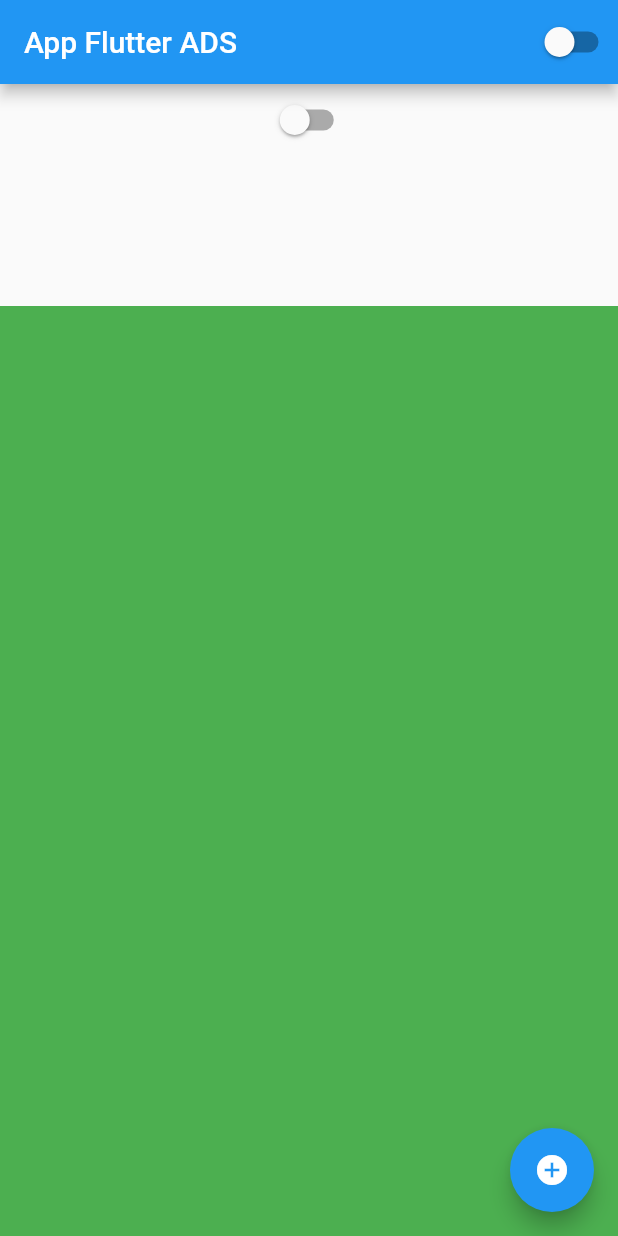
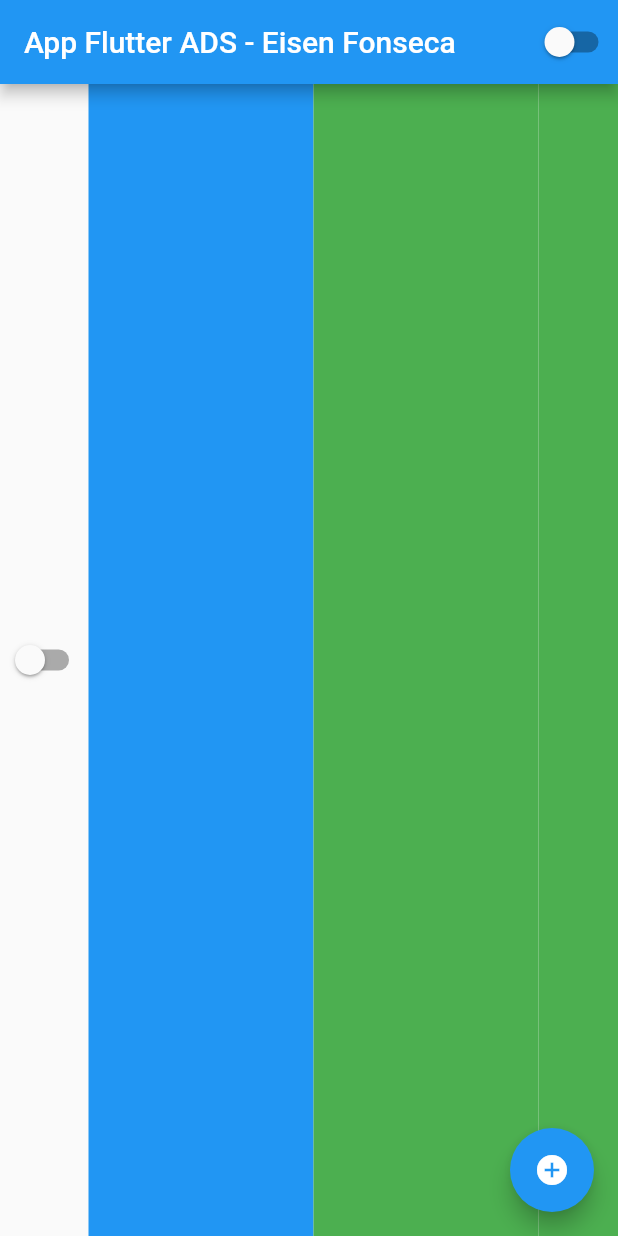
Before and after one commit to EisenGFonseca/Desenvolvimento-para-Dispositivos-M-veis, a Flutter app: the screen it shows after launch, on a phone screen of 412 x 824 dp. Run offline on Flutter 3.47's test engine with Material 2 defaults, Android fonts, the phone set to English and light mode, and no system bars.

Commit message:
Aula 1.11.1 ListView  scrollDirection
Aula 1.11.1 ListView  scrollDirection

```diff
--- a/Curso na pratica/ola_mundo/lib/home_page.dart
+++ b/Curso na pratica/ola_mundo/lib/home_page.dart
@@ -18,7 +18,7 @@ class HomePageState extends State<HomePage> {
     return Scaffold(
       appBar: AppBar(
         title: Text(
-          "App Flutter ADS",
+          "App Flutter ADS - Eisen Fonseca",
         ),
         actions: [CustomSwitch()],
       ),
@@ -26,6 +26,7 @@ class HomePageState extends State<HomePage> {
         width: double.infinity,
         height: double.infinity,
         child: ListView(
+          scrollDirection: Axis.horizontal,
           children: [
             Center(child: CustomSwitch()),
             Container(
@@ -33,197 +34,197 @@ class HomePageState extends State<HomePage> {
             ),
             Container(
               width: 150,
-              height: 50,
+              height: 150,
+              color: Colors.blue,
+            ),
+            Container(
+              width: 150,
+              height: 150,
               color: Colors.green,
             ),
             Container(
               width: 150,
-              height: 50,
+              height: 150,
               color: Colors.green,
             ),
             Container(
               width: 150,
-              height: 50,
+              height: 150,
               color: Colors.green,
             ),
             Container(
               width: 150,
-              height: 50,
+              height: 150,
               color: Colors.green,
             ),
             Container(
               width: 150,
-              height: 50,
+              height: 150,
               color: Colors.green,
             ),
             Container(
               width: 150,
-              height: 50,
+              height: 150,
               color: Colors.green,
             ),
             Container(
               width: 150,
-              height: 50,
+              height: 150,
               color: Colors.green,
             ),
             Container(
               width: 150,
-              height: 50,
+              height: 150,
               color: Colors.green,
             ),
             Container(
               width: 150,
-              height: 50,
+              height: 150,
               color: Colors.green,
             ),
             Container(
               width: 150,
-              height: 50,
+              height: 150,
               color: Colors.green,
             ),
             Container(
               width: 150,
-              height: 50,
+              height: 150,
               color: Colors.green,
             ),
             Container(
               width: 150,
-              height: 50,
+              height: 150,
               color: Colors.green,
             ),
             Container(
               width: 150,
-              height: 50,
+              height: 150,
               color: Colors.green,
             ),
             Container(
               width: 150,
-              height: 50,
+              height: 150,
               color: Colors.green,
             ),
             Container(
               width: 150,
-              height: 50,
+              height: 150,
               color: Colors.green,
             ),
             Container(
               width: 150,
-              height: 50,
+              height: 150,
               color: Colors.green,
             ),
             Container(
               width: 150,
-              height: 50,
+              height: 150,
               color: Colors.green,
             ),
             Container(
               width: 150,
-              height: 50,
+              height: 150,
               color: Colors.green,
             ),
             Container(
               width: 150,
-              height: 50,
+              height: 150,
               color: Colors.green,
             ),
             Container(
               width: 150,
-              height: 50,
+              height: 150,
               color: Colors.green,
             ),
             Container(
               width: 150,
-              height: 50,
+              height: 150,
               color: Colors.green,
             ),
             Container(
               width: 150,
-              height: 50,
+              height: 150,
               color: Colors.green,
             ),
             Container(
               width: 150,
-              height: 50,
+              height: 150,
               color: Colors.green,
             ),
             Container(
               width: 150,
-              height: 50,
+              height: 150,
               color: Colors.green,
             ),
             Container(
               width: 150,
-              height: 50,
+              height: 150,
               color: Colors.green,
             ),
             Container(
               width: 150,
-              height: 50,
+              height: 150,
               color: Colors.green,
             ),
             Container(
               width: 150,
-              height: 50,
+              height: 150,
               color: Colors.green,
             ),
             Container(
               width: 150,
-              height: 50,
+              height: 150,
               color: Colors.green,
             ),
             Container(
               width: 150,
-              height: 50,
+              height: 150,
               color: Colors.green,
             ),
             Container(
               width: 150,
-              height: 50,
+              height: 150,
               color: Colors.green,
             ),
             Container(
               width: 150,
-              height: 50,
+              height: 150,
               color: Colors.green,
             ),
             Container(
               width: 150,
-              height: 50,
+              height: 150,
               color: Colors.green,
             ),
             Container(
               width: 150,
-              height: 50,
+              height: 150,
               color: Colors.green,
             ),
             Container(
               width: 150,
-              height: 50,
+              height: 150,
               color: Colors.green,
             ),
             Container(
               width: 150,
-              height: 50,
+              height: 150,
               color: Colors.green,
             ),
             Container(
               width: 150,
-              height: 50,
+              height: 150,
               color: Colors.green,
             ),
             Container(
               width: 150,
-              height: 50,
+              height: 150,
               color: Colors.green,
             ),
             Container(
               width: 150,
-              height: 50,
-              color: Colors.green,
-            ),
-            Container(
-              width: 150,
-              height: 50,
+              height: 150,
               color: Colors.green,
             ),
             Row(
```
